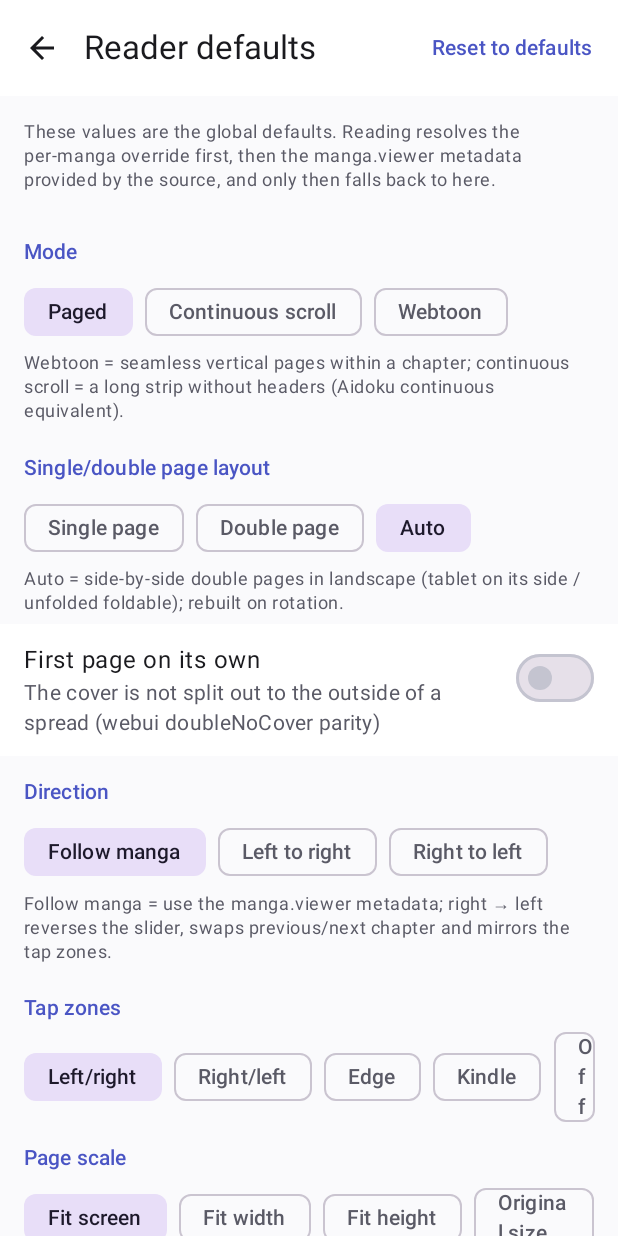
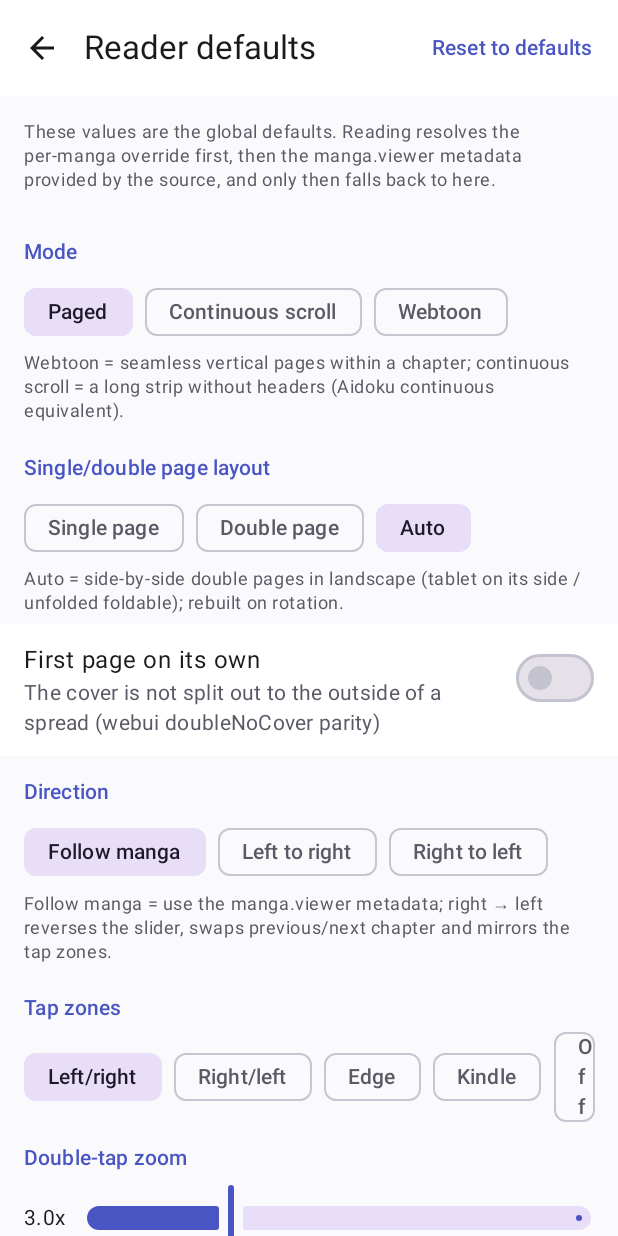
Before and after one commit to Sumidoku/Sumidoku-android, an Android app built with Jetpack Compose: the composable ReaderDefaultsScreen shown on its own in the app's theme, on a phone screen of 412 x 824 dp. Run offline under Robolectric (Android 15) with nearby library versions, the phone set to English and light mode, and no system bars; our stand-ins replace Dagger/Hilt's generated code; 1 statement that could not run was skipped.

Commit message:
feat(reader): double-tap zoom with configurable 1-8x multiplier
KMReader parity: one pointerInput hosts tap zones (position-resolved,
mirroring the old TapZoneOverlay geometry), pinch pan and a double tap
that toggles between 1x and the configured multiplier. The applied
scale animates via animateFloatAsState while the state updates
instantly, so pinch stays 1:1 and the double-tap glides. Zooming past
1x locks page turns until zoomed out. Text pages keep the simple
overlay. Configurable in reader settings and reader defaults
(doubleTapZoom, default 3x, 0.5 steps).

```diff
--- a/feature/reader/src/main/kotlin/org/sumidoku/android/feature/reader/ReaderDefaultsScreen.kt
+++ b/feature/reader/src/main/kotlin/org/sumidoku/android/feature/reader/ReaderDefaultsScreen.kt
@@ -132,6 +132,22 @@ fun ReaderDefaultsScreen(
                 onSelect = viewModel::setTapZones,
             )
 
+            SectionTitle(stringResource(R.string.reader_double_tap_zoom))
+            Row(
+                Modifier.fillMaxWidth().padding(horizontal = 16.dp),
+                verticalAlignment = Alignment.CenterVertically,
+                horizontalArrangement = Arrangement.spacedBy(12.dp),
+            ) {
+                Text("%.1fx".format(state.doubleTapZoom), style = MaterialTheme.typography.bodyMedium)
+                androidx.compose.material3.Slider(
+                    value = state.doubleTapZoom,
+                    onValueChange = viewModel::setDoubleTapZoom,
+                    valueRange = 1f..8f,
+                    modifier = Modifier.weight(1f),
+                )
+            }
+            Caption(stringResource(R.string.reader_double_tap_zoom_hint))
+
             SectionTitle(stringResource(R.string.reader_page_scale))
             ChipRow(
                 options = listOf(
--- a/feature/reader/src/main/kotlin/org/sumidoku/android/feature/reader/ReaderDefaultsViewModel.kt
+++ b/feature/reader/src/main/kotlin/org/sumidoku/android/feature/reader/ReaderDefaultsViewModel.kt
@@ -8,6 +8,7 @@ import kotlinx.coroutines.flow.StateFlow
 import kotlinx.coroutines.flow.first
 import kotlinx.coroutines.launch
 import javax.inject.Inject
+import kotlin.math.roundToInt
 
 /**
  * Global reader defaults (preview 24-reader-settings.html): the same fields the
@@ -25,6 +26,7 @@ data class ReaderDefaultsState(
     val tapZones: String = "lr",
     val background: String = "dark",
     val brightness: Float = 1f,
+    val doubleTapZoom: Float = 3f,
     val grayscale: Boolean = false,
     val sepia: Boolean = false,
 )
@@ -50,6 +52,7 @@ class ReaderDefaultsViewModel @Inject constructor(
                 tapZones = prefs.tapZones,
                 background = prefs.background,
                 brightness = prefs.brightness,
+                doubleTapZoom = prefs.doubleTapZoom,
                 grayscale = prefs.grayscale,
                 sepia = prefs.sepia,
             )
@@ -65,6 +68,11 @@ class ReaderDefaultsViewModel @Inject constructor(
     fun setBrightness(value: Float) {
         _state.value = _state.value.copy(brightness = value)
         write(ReaderField.BRIGHT, value.toString())
+    }
+    fun setDoubleTapZoom(value: Float) {
+        val snapped = ((value * 2f).roundToInt() / 2f).coerceIn(1f, 8f)
+        _state.value = _state.value.copy(doubleTapZoom = snapped)
+        write(ReaderField.DTZOOM, snapped.toString())
     }
     fun setGrayscale(value: Boolean) = write(ReaderField.GRAY, value.toString())
     fun setSepia(value: Boolean) = write(ReaderField.SEPIA, value.toString())
@@ -110,6 +118,7 @@ private fun ReaderDefaultsState.applied(field: ReaderField, raw: String): Reader
     ReaderField.TAP -> copy(tapZones = raw)
     ReaderField.BG -> copy(background = raw)
     ReaderField.BRIGHT -> copy(brightness = raw.toFloatOrNull() ?: brightness)
+    ReaderField.DTZOOM -> copy(doubleTapZoom = raw.toFloatOrNull() ?: doubleTapZoom)
     ReaderField.GRAY -> copy(grayscale = raw.toBooleanStrictOrNull() ?: grayscale)
     ReaderField.SEPIA -> copy(sepia = raw.toBooleanStrictOrNull() ?: sepia)
 }
--- a/feature/reader/src/main/kotlin/org/sumidoku/android/feature/reader/ReaderSettingsStore.kt
+++ b/feature/reader/src/main/kotlin/org/sumidoku/android/feature/reader/ReaderSettingsStore.kt
@@ -28,6 +28,7 @@ enum class ReaderField(val key: String, val fallback: String) {
     BRIGHT("bright", "1"),        // 0.5–1.5
     GRAY("gray", "false"),
     SEPIA("sepia", "false"),
+    DTZOOM("dtzoom", "3"),      // double-tap zoom multiplier, 1–8x
 }
 
 /** Strongly typed view of the reader preferences; always built via ReaderPrefs.from(map). */
@@ -43,6 +44,7 @@ data class ReaderPrefs(
     val brightness: Float = 1f,
     val grayscale: Boolean = false,
     val sepia: Boolean = false,
+    val doubleTapZoom: Float = 3f,
 ) {
     /** Exports the current values as strings (used both for DataStore writes
      *  and for comparing override values). */
@@ -58,6 +60,7 @@ data class ReaderPrefs(
         ReaderField.BRIGHT -> brightness.toString()
         ReaderField.GRAY -> grayscale.toString()
         ReaderField.SEPIA -> sepia.toString()
+        ReaderField.DTZOOM -> doubleTapZoom.toString()
     }
 
     /** Replaces one field with a string value; invalid values fall back to the current one. */
@@ -75,6 +78,7 @@ data class ReaderPrefs(
             ReaderField.BRIGHT -> copy(brightness = raw.toFloatOrNull()?.coerceIn(0.5f, 1.5f) ?: brightness)
             ReaderField.GRAY -> copy(grayscale = raw.toBoolean())
             ReaderField.SEPIA -> copy(sepia = raw.toBoolean())
+            ReaderField.DTZOOM -> copy(doubleTapZoom = raw.toFloatOrNull()?.coerceIn(1f, 8f) ?: doubleTapZoom)
         }
     }
 
--- a/feature/reader/src/main/res/values/strings.xml
+++ b/feature/reader/src/main/res/values/strings.xml
@@ -102,6 +102,8 @@
     <string name="reader_brightness">Brightness</string>
     <string name="reader_grayscale">Grayscale</string>
     <string name="reader_sepia">Sepia</string>
+    <string name="reader_double_tap_zoom">Double-tap zoom</string>
+    <string name="reader_double_tap_zoom_hint">Zoom multiplier applied when double-tapping a page (1–8x).</string>
 
     <!-- Reader defaults screen (global defaults) -->
     <string name="reader_defaults_title">Reader defaults</string>
```
Also changed, not shown: feature/reader/src/main/kotlin/org/sumidoku/android/feature/reader/ReaderScreen.kt (+101 -16 lines), feature/reader/src/main/kotlin/org/sumidoku/android/feature/reader/ReaderViewModel.kt (+17 -0 lines), 1 other file.
